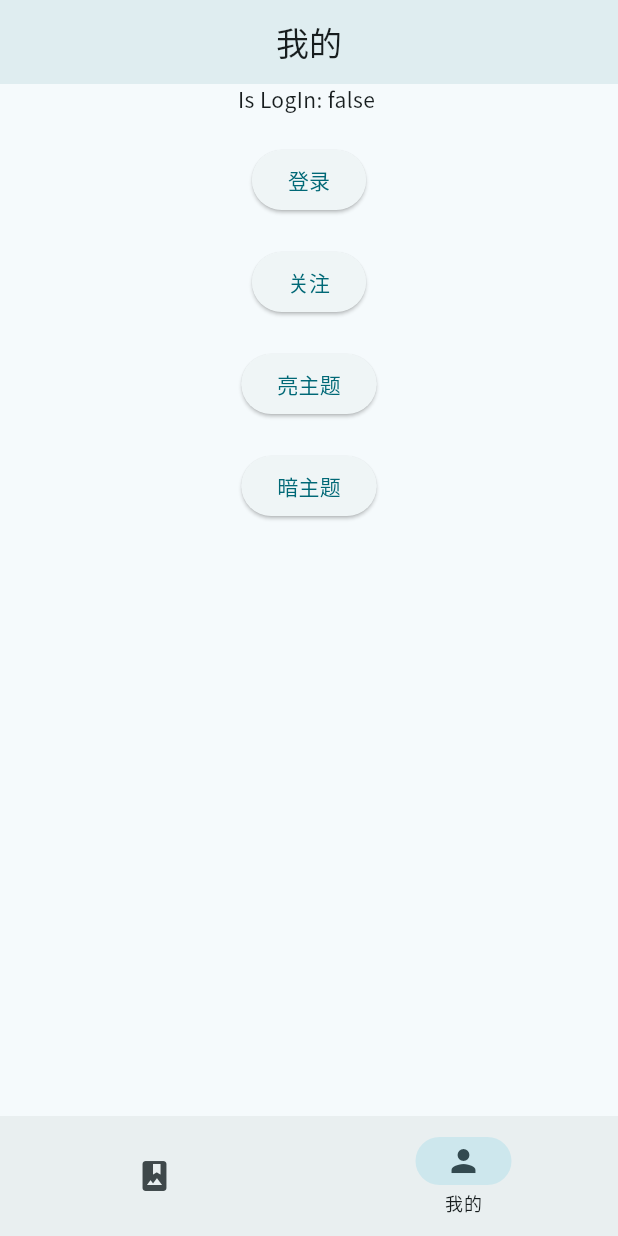
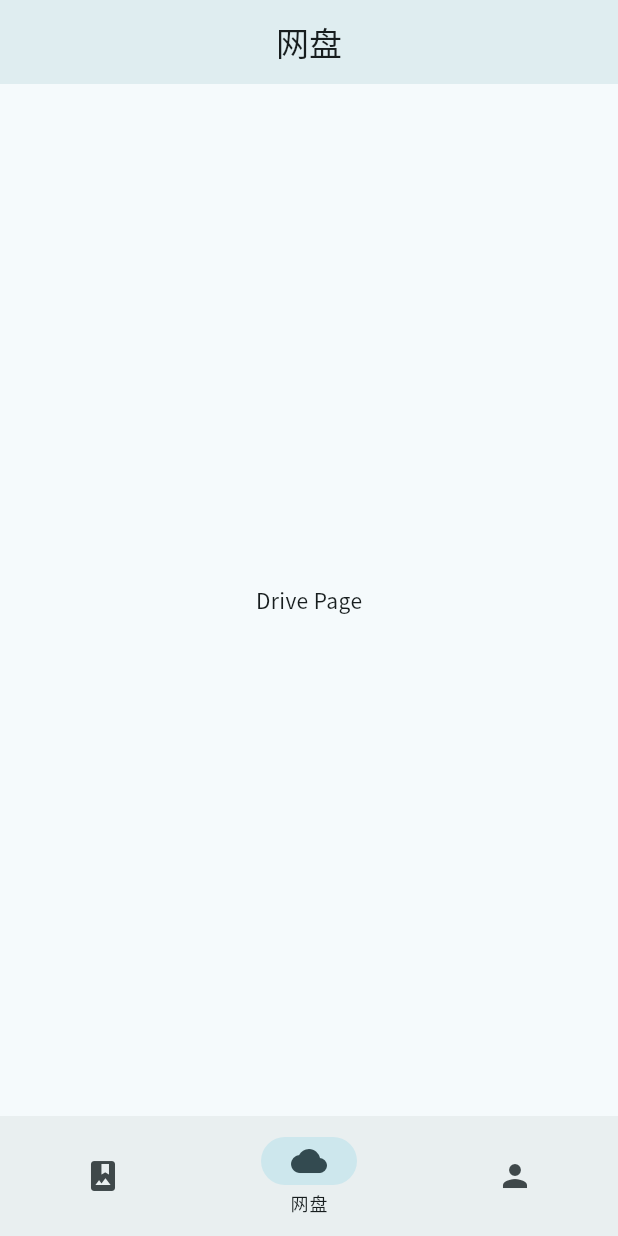
Before and after one commit to blinkspark/jiahe, a Flutter app: the screen it shows after launch, item 2 of the bottom bar chosen, on a phone screen of 412 x 824 dp. Run offline on Flutter 3.47's test engine with Material 3 defaults, Android fonts, the phone set to English and light mode, and no system bars; our stand-ins replace cached_network_image, dio, file_picker, flutter_dotenv, get, get_storage and 4 more; network calls fail.

Commit message:
feat(drive): 添加网盘页面及基础控制器
新增 DrivePage 页面并集成到主页导航中，同时创建 DriveController 用于管理网盘相关状态。
引入 InitService 统一初始化应用依赖，包括日志、存储和 PocketBase 客户端。
调整 AppStateController 中的依赖注入方式，并移除冗余的包引用。
新增 UserService 和 DriveService 服务类，为后续功能开发做准备。

```diff
--- /dev/null
+++ b/app/lib/controllers/drive_controller.dart
@@ -0,0 +1,6 @@
+import 'package:get/get.dart';
+
+class DriveController extends GetxController {
+  final currentPath = '/'.obs;
+  final objectList = <Map<String, dynamic>>[].obs;
+}
--- /dev/null
+++ b/app/lib/pages/drive_page.dart
@@ -0,0 +1,17 @@
+import 'package:app/controllers/drive_controller.dart';
+import 'package:flutter/material.dart';
+import 'package:get/get.dart';
+
+class DrivePage extends StatelessWidget {
+  DrivePage({super.key});
+
+  final driveController = Get.put(DriveController());
+
+  @override
+  Widget build(BuildContext context) {
+    return Scaffold(
+      appBar: AppBar(title: const Text('网盘'), centerTitle: true),
+      body: const Center(child: Text('Drive Page')),
+    );
+  }
+}
--- a/app/lib/pages/home_page.dart
+++ b/app/lib/pages/home_page.dart
@@ -1,4 +1,5 @@
 import 'package:app/pages/albums_page.dart';
+import 'package:app/pages/drive_page.dart';
 import 'package:app/pages/me_page.dart';
 import 'package:app/state.dart';
 import 'package:flutter/material.dart';
@@ -15,7 +16,8 @@ class HomePage extends StatelessWidget {
       body: Obx(
         () => switch (appState.homePageIndex.value) {
           0 => AlbumsPage(),
-          1 => MePage(),
+          1 => DrivePage(),
+          2 => MePage(),
           _ => Center(child: Text("_")),
         },
       ),
@@ -29,6 +31,7 @@ class HomePage extends StatelessWidget {
           destinations: [
             // NavigationDestination(icon: Icon(Icons.home), label: '首页'),
             NavigationDestination(icon: Icon(Icons.photo_album), label: '相册'),
+            NavigationDestination(icon: Icon(Icons.cloud), label: '网盘'),
             NavigationDestination(icon: Icon(Icons.person), label: '我的'),
           ],
         ),
```
Also changed, not shown: app/lib/main.dart (+2 -5 lines), app/lib/services/drive_service.dart (added, +10 -0 lines), app/lib/services/init_service.dart (added, +29 -0 lines), app/lib/services/user_service.dart (added, +20 -0 lines), app/lib/state.dart (+11 -21 lines).
